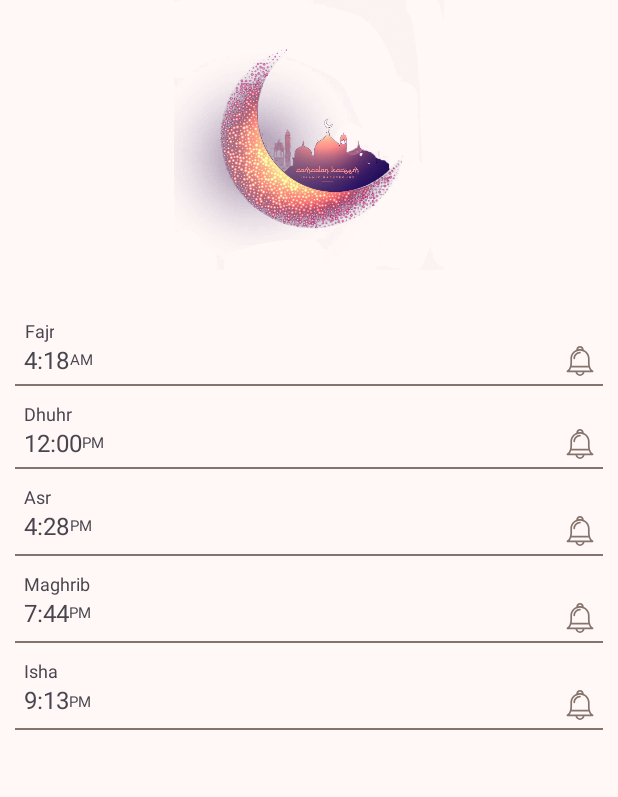
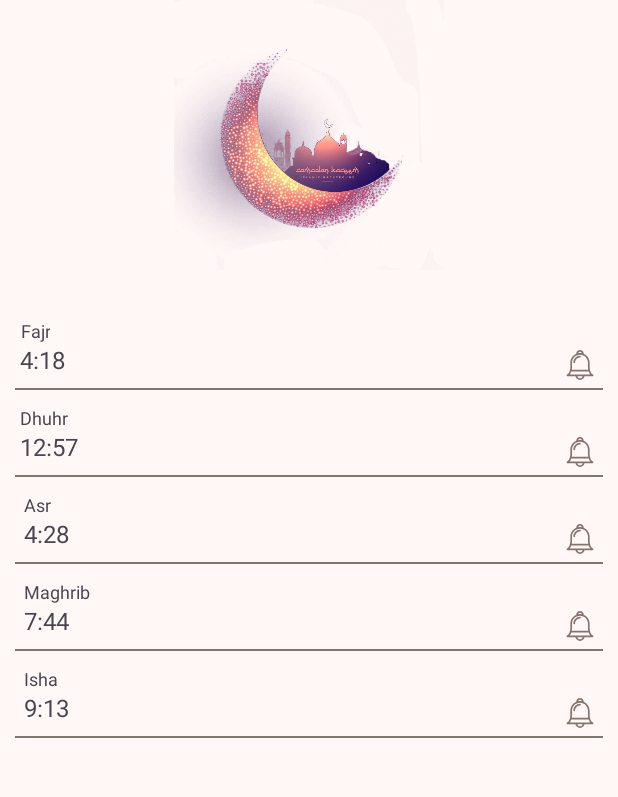
Before and after one commit to diaahelmy/Prayer-Time, an Android app: the layout fragment_home.xml on its own in the app's theme, with its tools: preview values and no code run, on a phone screen of 412 x 824 dp, the part 105-902 px from its top. Run offline under Robolectric (Android 15) with nearby library versions, the phone set to English and light mode, and no system bars.

Commit message:
work in egypit

```diff
--- a/app/src/main/res/layout/fragment_home.xml
+++ b/app/src/main/res/layout/fragment_home.xml
@@ -77,7 +77,7 @@
         android:id="@+id/tvfajr"
         android:layout_width="wrap_content"
         android:layout_height="wrap_content"
-        android:layout_marginStart="16dp"
+        android:layout_marginStart="13dp"
         android:layout_marginTop="32dp"
         android:gravity="center"
         android:text="Fajr"
@@ -97,16 +97,7 @@
         app:layout_constraintStart_toStartOf="@+id/tvfajr"
         app:layout_constraintTop_toBottomOf="@+id/tvfajr" />
 
-    <com.google.android.material.textview.MaterialTextView
-        android:id="@+id/textView3"
-        android:layout_width="wrap_content"
-        android:layout_height="wrap_content"
-        android:gravity="center"
-        android:text="AM"
-        android:textSize="10sp"
-        app:layout_constraintBottom_toBottomOf="@+id/tvtimefajr"
-        app:layout_constraintStart_toEndOf="@+id/tvtimefajr"
-        app:layout_constraintTop_toTopOf="@+id/tvtimefajr" />
+
 
     <com.google.android.material.imageview.ShapeableImageView
         android:id="@+id/notificationfajr"
@@ -139,7 +130,7 @@
         android:layout_width="match_parent"
         android:layout_height="1dp"
         android:layout_marginStart="10dp"
-        android:layout_marginTop="5dp"
+        android:layout_marginTop="8dp"
         android:layout_marginEnd="10dp"
         android:background="@color/md_theme_outline"
         app:layout_constraintEnd_toEndOf="parent"
@@ -151,7 +142,7 @@
         android:id="@+id/tvDhuhr"
         android:layout_width="wrap_content"
         android:layout_height="wrap_content"
-        android:layout_marginStart="16dp"
+        android:layout_marginStart="13dp"
         android:layout_marginTop="10dp"
         android:gravity="center"
         android:text="Dhuhr"
@@ -159,29 +150,19 @@
         app:layout_constraintStart_toStartOf="parent"
         app:layout_constraintTop_toBottomOf="@+id/view" />
 
+
     <com.google.android.material.textview.MaterialTextView
         android:id="@+id/tvTimeDhuhr"
         android:layout_width="wrap_content"
         android:layout_height="wrap_content"
         android:gravity="center"
-        android:text="12:00"
+        android:maxLength="8"
+        android:text="12:57"
         android:textSize="16sp"
-
         app:layout_constraintEnd_toEndOf="@+id/tvDhuhr"
         app:layout_constraintHorizontal_bias="0.0"
         app:layout_constraintStart_toStartOf="@+id/tvDhuhr"
         app:layout_constraintTop_toBottomOf="@+id/tvDhuhr" />
-
-    <com.google.android.material.textview.MaterialTextView
-        android:id="@+id/textView4"
-        android:layout_width="wrap_content"
-        android:layout_height="wrap_content"
-        android:gravity="center"
-        android:text="PM"
-        android:textSize="10sp"
-        app:layout_constraintBottom_toBottomOf="@+id/tvTimeDhuhr"
-        app:layout_constraintStart_toEndOf="@+id/tvTimeDhuhr"
-        app:layout_constraintTop_toTopOf="@+id/tvTimeDhuhr" />
 
     <com.google.android.material.imageview.ShapeableImageView
         android:id="@+id/notificationDhuhr"
@@ -213,7 +194,7 @@
         android:layout_width="match_parent"
         android:layout_height="1dp"
         android:layout_marginStart="10dp"
-        android:layout_marginTop="5dp"
+        android:layout_marginTop="8dp"
         android:layout_marginEnd="10dp"
         android:background="@color/md_theme_outline"
 
@@ -240,22 +221,15 @@
         android:layout_height="wrap_content"
         android:gravity="center"
         android:text="4:28"
+        android:maxLength="8"
+
         android:textSize="16sp"
         app:layout_constraintEnd_toEndOf="@+id/tvAsr"
         app:layout_constraintHorizontal_bias="0.0"
         app:layout_constraintStart_toStartOf="@+id/tvAsr"
         app:layout_constraintTop_toBottomOf="@+id/tvAsr" />
 
-    <com.google.android.material.textview.MaterialTextView
-        android:id="@+id/textView2"
-        android:layout_width="wrap_content"
-        android:layout_height="wrap_content"
-        android:gravity="center"
-        android:text="PM"
-        android:textSize="10sp"
-        app:layout_constraintBottom_toBottomOf="@+id/tvtimeAsr"
-        app:layout_constraintStart_toEndOf="@+id/tvtimeAsr"
-        app:layout_constraintTop_toTopOf="@+id/tvtimeAsr" />
+
 
     <com.google.android.material.imageview.ShapeableImageView
         android:id="@+id/notificationAsr"
@@ -291,7 +265,6 @@
         android:layout_marginStart="10dp"
         android:layout_marginTop="8dp"
         android:layout_marginEnd="10dp"
-
         android:background="@color/md_theme_outline"
         app:layout_constraintEnd_toEndOf="parent"
         app:layout_constraintStart_toStartOf="parent"
@@ -321,16 +294,7 @@
         app:layout_constraintStart_toStartOf="@+id/tvMaghrib"
         app:layout_constraintTop_toBottomOf="@+id/tvMaghrib" />
 
-    <com.google.android.material.textview.MaterialTextView
-        android:id="@+id/textView1"
-        android:layout_width="wrap_content"
-        android:layout_height="wrap_content"
-        android:gravity="center"
-        android:text="PM"
-        android:textSize="10sp"
-        app:layout_constraintBottom_toBottomOf="@+id/tvTimeMaghrib"
-        app:layout_constraintStart_toEndOf="@+id/tvTimeMaghrib"
-        app:layout_constraintTop_toTopOf="@+id/tvTimeMaghrib" />
+
 
     <com.google.android.material.imageview.ShapeableImageView
         android:id="@+id/notificationMaghrib"
@@ -394,17 +358,7 @@
         app:layout_constraintStart_toStartOf="@+id/tvIsha"
         app:layout_constraintTop_toBottomOf="@+id/tvIsha" />
 
-    <com.google.android.material.textview.MaterialTextView
-        android:id="@+id/textam"
-        android:layout_width="wrap_content"
-        android:layout_height="wrap_content"
-        android:gravity="center"
-        android:text="PM"
-        android:textSize="10sp"
-        app:layout_constraintBottom_toBottomOf="@+id/tvTime"
-        app:layout_constraintStart_toEndOf="@+id/tvTime"
-        app:layout_constraintTop_toTopOf="@+id/tvTime"
-        app:layout_constraintVertical_bias="0.625" />
+
 
     <com.google.android.material.imageview.ShapeableImageView
         android:id="@+id/notificationIsha"
```
Also changed, not shown: app/src/main/java/com/example/time/HomeFragment.kt (+4 -94 lines), app/src/main/java/com/example/time/calculateTime.kt (added, +20 -0 lines), app/src/main/java/com/example/time/isInDaylightSavingTime.kt (added, +22 -0 lines).
